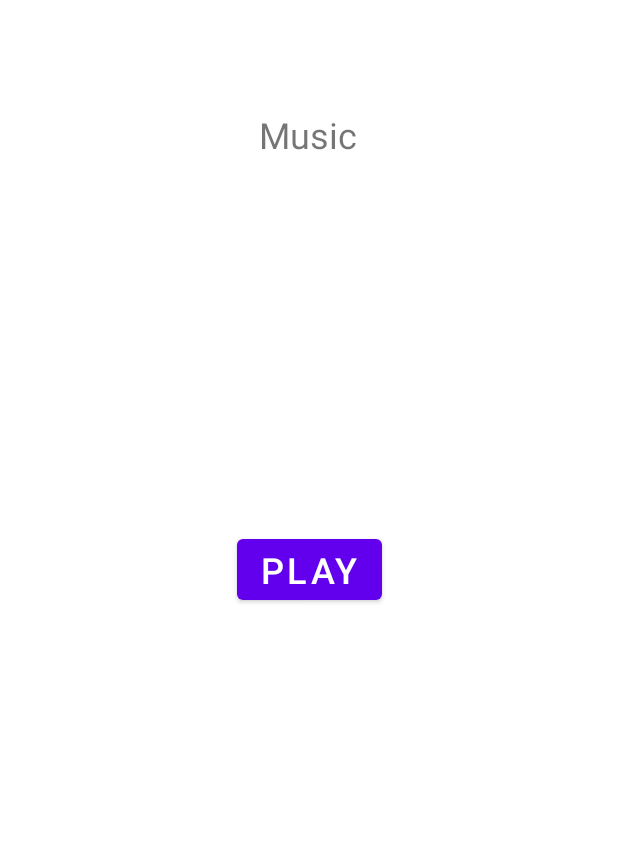
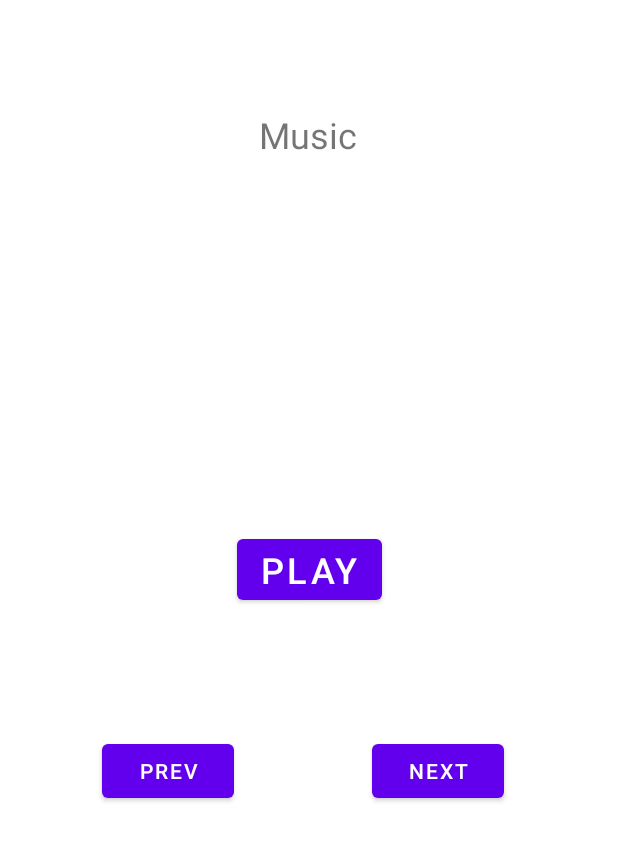
Before and after one commit to Luke-Byrge/PairProgramming002, an Android app: the screen it shows after launch (MainActivity), on a phone screen of 412 x 824 dp. Shown: the top 841 px of the screen. Run offline under Robolectric (Android 15) with nearby library versions, the phone set to English and light mode, and no system bars; 2 statements that could not run were skipped.

Commit message:
Attempt to add buttons for prev and next

```diff
--- a/app/src/main/java/com/example/pairprogramming02/MainActivity.java
+++ b/app/src/main/java/com/example/pairprogramming02/MainActivity.java
@@ -21,6 +21,8 @@ public class MainActivity extends AppCompatActivity implements View.OnClickListe
 
     TextView music;
     Button play;
+    Button prev;
+    Button next;
 
     MusicService musicService;
     MusicCompletionReceiver musicCompletionReceiver;
@@ -40,6 +42,26 @@ public class MainActivity extends AppCompatActivity implements View.OnClickListe
 
         music= (TextView) findViewById(R.id.music);
         play= (Button) findViewById(R.id.play);
+        prev = (Button) findViewById(R.id.prev);
+        next = (Button) findViewById(R.id.next);
+
+
+        next.setOnClickListener(new View.OnClickListener() {
+            public void onClick(View v) {
+                // Code here executes on main thread after user presses button
+                int temp = (musicService.musicPlayer.musicIndex+1) % musicService.musicPlayer.MUSICNAME.length;
+                musicService.changeSong(temp);
+            }
+        });
+
+        prev.setOnClickListener(new View.OnClickListener() {
+            public void onClick(View v) {
+                // Code here executes on main thread after user presses button
+                int temp = (musicService.musicPlayer.musicIndex-1) % musicService.musicPlayer.MUSICNAME.length;
+                musicService.changeSong(temp);
+            }
+        });
+
         play.setOnClickListener(this);
 
         if(savedInstanceState != null){
--- a/app/src/main/java/com/example/pairprogramming02/MusicService.java
+++ b/app/src/main/java/com/example/pairprogramming02/MusicService.java
@@ -29,6 +29,10 @@ public class MusicService extends Service {
     public void pauseMusic(){
 
         musicPlayer.pauseMusic();
+    }
+
+    public void changeSong(int i){
+        musicPlayer.changeSong(musicPlayer.player, i);
     }
 
     public void resumeMusic(){
--- a/app/src/main/res/layout/activity_main.xml
+++ b/app/src/main/res/layout/activity_main.xml
@@ -1,4 +1,3 @@
-<?xml version="1.0" encoding="utf-8"?>
 <?xml version="1.0" encoding="utf-8"?>
 <androidx.constraintlayout.widget.ConstraintLayout xmlns:android="http://schemas.android.com/apk/res/android"
     xmlns:app="http://schemas.android.com/apk/res-auto"
@@ -35,4 +34,27 @@
         app:layout_constraintTop_toBottomOf="@+id/music"
         app:layout_constraintVertical_bias="0.367" />
 
+    <Button
+        android:id="@+id/prev"
+        android:layout_width="wrap_content"
+        android:layout_height="wrap_content"
+        android:layout_marginStart="68dp"
+        android:layout_marginTop="84dp"
+        android:layout_marginEnd="97dp"
+        android:text="@string/previous"
+        app:layout_constraintEnd_toStartOf="@+id/next"
+        app:layout_constraintHorizontal_bias="0.0"
+        app:layout_constraintStart_toStartOf="parent"
+        app:layout_constraintTop_toBottomOf="@+id/play" />
+
+    <Button
+        android:id="@+id/next"
+        android:layout_width="wrap_content"
+        android:layout_height="wrap_content"
+        android:layout_marginTop="84dp"
+        android:layout_marginEnd="76dp"
+        android:text="@string/next"
+        app:layout_constraintEnd_toEndOf="parent"
+        app:layout_constraintTop_toBottomOf="@+id/play" />
+
 </androidx.constraintlayout.widget.ConstraintLayout>
--- a/app/src/main/res/values/strings.xml
+++ b/app/src/main/res/values/strings.xml
@@ -5,7 +5,7 @@
     <string name="first_fragment_label">First Fragment</string>
     <string name="second_fragment_label">Second Fragment</string>
     <string name="next">Next</string>
-    <string name="previous">Previous</string>
+    <string name="previous">Prev</string>
 
     <string name="hello_first_fragment">Hello first fragment</string>
     <string name="hello_second_fragment">Hello second fragment. Arg: %1$s</string>
```
Also changed, not shown: app/src/main/java/com/example/pairprogramming02/MusicPlayer.java (+15 -2 lines).
